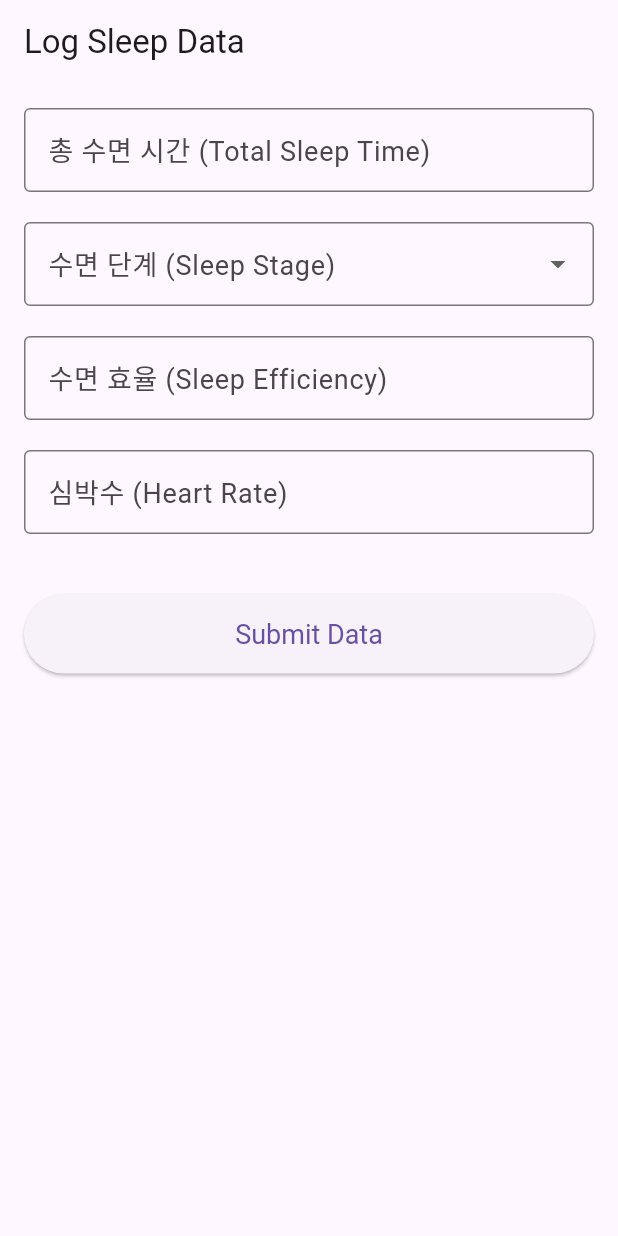
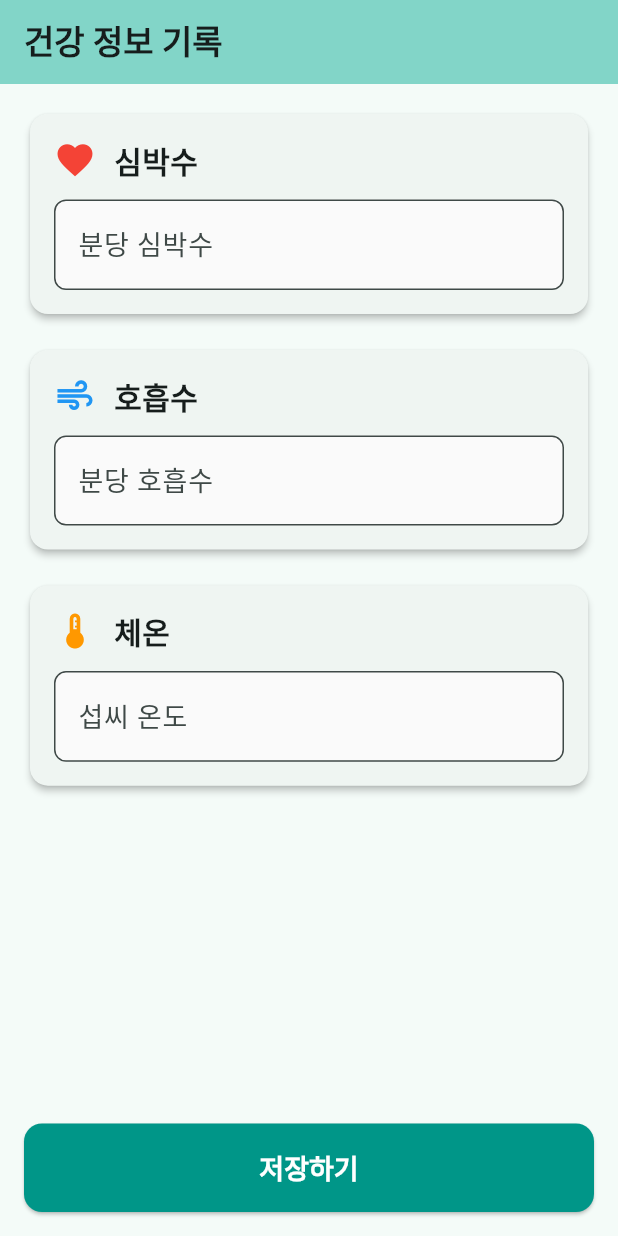
Before and after one commit to KimkyoungJins/AWS_Connection_Test, a Flutter app: the screen it shows after launch, on a phone screen of 412 x 824 dp. Run offline on Flutter 3.47's test engine with Material 3 defaults, Android fonts, the phone set to English and light mode, and no system bars; Roboto replaces fonts that are missing (Pretendard).

Commit message:
Feat: 수정

```diff
--- a/lib/main.dart
+++ b/lib/main.dart
@@ -1,197 +1,176 @@
+
 import 'package:flutter/material.dart';
 
 void main() {
-  runApp(const MyApp());
+  runApp(const HealthApp());
 }
 
-class MyApp extends StatelessWidget {
-  const MyApp({super.key});
+class HealthApp extends StatelessWidget {
+  const HealthApp({super.key});
 
   @override
   Widget build(BuildContext context) {
     return MaterialApp(
-      title: 'Sleep Data Logger',
+      title: '건강 정보 기록',
       theme: ThemeData(
-        primarySwatch: Colors.blue,
-        visualDensity: VisualDensity.adaptivePlatformDensity,
-        inputDecorationTheme: const InputDecorationTheme(
-          border: OutlineInputBorder(),
-          labelStyle: TextStyle(fontSize: 18),
-        ),
+        colorScheme: ColorScheme.fromSeed(seedColor: Colors.teal),
+        useMaterial3: true,
+        fontFamily: 'Pretendard', // A modern and clean font
       ),
-      home: const SleepDataInputScreen(),
+      home: const HealthInputScreen(),
     );
   }
 }
 
-class SleepDataInputScreen extends StatefulWidget {
-  const SleepDataInputScreen({super.key});
+class HealthInputScreen extends StatefulWidget {
+  const HealthInputScreen({super.key});
 
   @override
-  State<SleepDataInputScreen> createState() => _SleepDataInputScreenState();
+  State<HealthInputScreen> createState() => _HealthInputScreenState();
 }
 
-class _SleepDataInputScreenState extends State<SleepDataInputScreen> {
-  final _formKey = GlobalKey<FormState>();
-  final _totalSleepTimeController = TextEditingController();
-  final _sleepEfficiencyController = TextEditingController();
+class _HealthInputScreenState extends State<HealthInputScreen> {
   final _heartRateController = TextEditingController();
-
-  String? _selectedSleepStage;
-  final List<String> _sleepStages = ['Awake', 'Light', 'Deep', 'REM'];
+  final _respiratoryRateController = TextEditingController();
+  final _bodyTempController = TextEditingController();
 
   @override
   void dispose() {
-    _totalSleepTimeController.dispose();
-    _sleepEfficiencyController.dispose();
     _heartRateController.dispose();
+    _respiratoryRateController.dispose();
+    _bodyTempController.dispose();
     super.dispose();
   }
 
-  void _submitData() {
-    if (_formKey.currentState!.validate()) {
-      final data = {
-        'totalSleepTime': _totalSleepTimeController.text,
-        'sleepStage': _selectedSleepStage,
-        'sleepEfficiency': _sleepEfficiencyController.text,
-        'heartRate': _heartRateController.text,
-      };
+  void _saveData() {
+    // In a real app, you would save the data here.
+    // For this example, we'll just show a confirmation message.
+    ScaffoldMessenger.of(context).showSnackBar(
+      const SnackBar(
+        content: Text('정보가 성공적으로 저장되었습니다.'),
+        backgroundColor: Colors.teal,
+        behavior: SnackBarBehavior.floating,
+      ),
+    );
 
-      // Print data to console
-      print('Submitted Data: $data');
-
-      // Show a confirmation dialog
-      showDialog(
-        context: context,
-        builder: (context) => AlertDialog(
-          title: const Text('Submission Successful'),
-          content: Text('The following data has been submitted:\n\n'
-              'Total Sleep Time: ${data['totalSleepTime']}\n'
-              'Sleep Stage: ${data['sleepStage']}\n'
-              'Sleep Efficiency: ${data['sleepEfficiency']}%\n'
-              'Heart Rate: ${data['heartRate']} bpm'),
-          actions: [
-            TextButton(
-              onPressed: () {
-                Navigator.of(context).pop();
-                // Clear the form
-                _formKey.currentState!.reset();
-                _totalSleepTimeController.clear();
-                _sleepEfficiencyController.clear();
-                _heartRateController.clear();
-                setState(() {
-                  _selectedSleepStage = null;
-                });
-              },
-              child: const Text('OK'),
-            ),
-          ],
-        ),
-      );
-    }
+    // Clear the fields after saving
+    _heartRateController.clear();
+    _respiratoryRateController.clear();
+    _bodyTempController.clear();
+    // Unfocus to hide the keyboard
+    FocusScope.of(context).unfocus();
   }
 
   @override
   Widget build(BuildContext context) {
     return Scaffold(
       appBar: AppBar(
-        title: const Text('Log Sleep Data'),
+        title: const Text('건강 정보 기록', style: TextStyle(fontWeight: FontWeight.bold)),
+        backgroundColor: Theme.of(context).colorScheme.inversePrimary,
       ),
-      body: SingleChildScrollView(
-        child: Padding(
+      body: GestureDetector(
+        onTap: () => FocusScope.of(context).unfocus(),
+        child: ListView(
           padding: const EdgeInsets.all(16.0),
-          child: Form(
-            key: _formKey,
-            child: Column(
-              crossAxisAlignment: CrossAxisAlignment.stretch,
-              children: <Widget>[
-                TextFormField(
-                  controller: _totalSleepTimeController,
-                  decoration: const InputDecoration(
-                    labelText: '총 수면 시간 (Total Sleep Time)',
-                    hintText: 'e.g., 8h 30m',
+          children: [
+            _buildInfoCard(
+              controller: _heartRateController,
+              icon: Icons.favorite,
+              iconColor: Colors.red,
+              label: '심박수',
+              hint: '분당 심박수',
+              suffix: 'BPM',
+            ),
+            const SizedBox(height: 16),
+            _buildInfoCard(
+              controller: _respiratoryRateController,
+              icon: Icons.air,
+              iconColor: Colors.blue,
+              label: '호흡수',
+              hint: '분당 호흡수',
+              suffix: '회/분',
+            ),
+            const SizedBox(height: 16),
+            _buildInfoCard(
+              controller: _bodyTempController,
+              icon: Icons.thermostat,
+              iconColor: Colors.orange,
+              label: '체온',
+              hint: '섭씨 온도',
+              suffix: '°C',
+            ),
+          ],
+        ),
+      ),
+      bottomNavigationBar: Padding(
+        padding: const EdgeInsets.all(16.0),
+        child: ElevatedButton(
+          onPressed: _saveData,
+          style: ElevatedButton.styleFrom(
+            backgroundColor: Colors.teal,
+            foregroundColor: Colors.white,
+            padding: const EdgeInsets.symmetric(vertical: 16),
+            shape: RoundedRectangleBorder(
+              borderRadius: BorderRadius.circular(12),
+            ),
+            textStyle: const TextStyle(
+              fontSize: 18,
+              fontWeight: FontWeight.bold,
+            ),
+          ),
+          child: const Text('저장하기'),
+        ),
+      ),
+    );
+  }
+
+  Widget _buildInfoCard({
+    required TextEditingController controller,
+    required IconData icon,
+    required Color iconColor,
+    required String label,
+    required String hint,
+    required String suffix,
+  }) {
+    return Card(
+      elevation: 2.0,
+      shape: RoundedRectangleBorder(
+        borderRadius: BorderRadius.circular(12),
+      ),
+      child: Padding(
+        padding: const EdgeInsets.all(16.0),
+        child: Column(
+          crossAxisAlignment: CrossAxisAlignment.start,
+          children: [
+            Row(
+              children: [
+                Icon(icon, color: iconColor, size: 28),
+                const SizedBox(width: 12),
+                Text(
+                  label,
+                  style: const TextStyle(
+                    fontSize: 20,
+                    fontWeight: FontWeight.bold,
                   ),
-                  validator: (value) {
-                    if (value == null || value.isEmpty) {
-                      return 'Please enter total sleep time';
-                    }
-                    return null;
-                  },
-                ),
-                const SizedBox(height: 20),
-                DropdownButtonFormField<String>(
-                  value: _selectedSleepStage,
-                  decoration: const InputDecoration(
-                    labelText: '수면 단계 (Sleep Stage)',
-                  ),
-                  items: _sleepStages.map((String stage) {
-                    return DropdownMenuItem<String>(
-                      value: stage,
-                      child: Text(stage),
-                    );
-                  }).toList(),
-                  onChanged: (newValue) {
-                    setState(() {
-                      _selectedSleepStage = newValue;
-                    });
-                  },
-                  validator: (value) {
-                    if (value == null) {
-                      return 'Please select a sleep stage';
-                    }
-                    return null;
-                  },
-                ),
-                const SizedBox(height: 20),
-                TextFormField(
-                  controller: _sleepEfficiencyController,
-                  decoration: const InputDecoration(
-                    labelText: '수면 효율 (Sleep Efficiency)',
-                    suffixText: '%',
-                    hintText: 'e.g., 95',
-                  ),
-                  keyboardType: TextInputType.number,
-                  validator: (value) {
-                    if (value == null || value.isEmpty) {
-                      return 'Please enter sleep efficiency';
-                    }
-                    if (double.tryParse(value) == null) {
-                      return 'Please enter a valid number';
-                    }
-                    return null;
-                  },
-                ),
-                const SizedBox(height: 20),
-                TextFormField(
-                  controller: _heartRateController,
-                  decoration: const InputDecoration(
-                    labelText: '심박수 (Heart Rate)',
-                    suffixText: 'bpm',
-                    hintText: 'e.g., 60',
-                  ),
-                  keyboardType: TextInputType.number,
-                  validator: (value) {
-                    if (value == null || value.isEmpty) {
-                      return 'Please enter heart rate';
-                    }
-                    if (int.tryParse(value) == null) {
-                      return 'Please enter a valid number';
-                    }
-                    return null;
-                  },
-                ),
-                const SizedBox(height: 40),
-                ElevatedButton(
-                  onPressed: _submitData,
-                  style: ElevatedButton.styleFrom(
-                    padding: const EdgeInsets.symmetric(vertical: 16.0),
-                    textStyle: const TextStyle(fontSize: 18),
-                  ),
-                  child: const Text('Submit Data'),
                 ),
               ],
             ),
-          ),
+            const SizedBox(height: 12),
+            TextField(
+              controller: controller,
+              keyboardType: TextInputType.number,
+              decoration: InputDecoration(
+                hintText: hint,
+                suffixText: suffix,
+                border: OutlineInputBorder(
+                  borderRadius: BorderRadius.circular(8),
+                ),
+                filled: true,
+                fillColor: Colors.grey[50],
+              ),
+              style: const TextStyle(fontSize: 18),
+            ),
+          ],
         ),
       ),
     );
```
Also changed, not shown: pubspec.yaml (+6 -7 lines), 8 other files.
